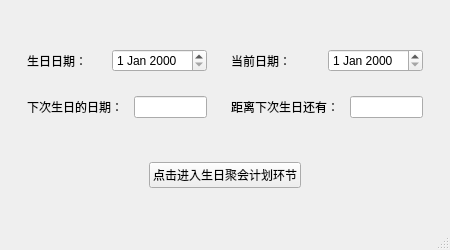
This is mainwindow.ui in Deyu-Kong/BPPN as Qt 5 draws it before an edit. The edited form follows.
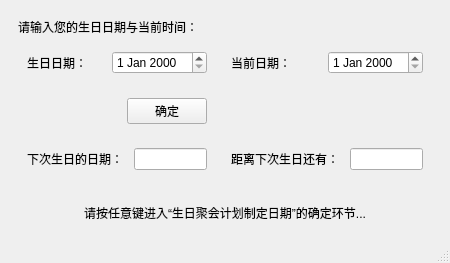
This is the edited form. Icons and pictures are not drawn.

Commit message: 按任意键继续

What changed in the file:
```diff
--- a/mainwindow.ui
+++ b/mainwindow.ui
@@ -35,65 +35,7 @@
     <item>
      <widget class="QWidget" name="widget_5" native="true">
       <layout class="QGridLayout" name="gridLayout_2">
-       <item row="0" column="0">
-        <widget class="QWidget" name="widget" native="true">
-         <layout class="QHBoxLayout" name="horizontalLayout">
-          <item>
-           <widget class="QLabel" name="label">
-            <property name="text">
-             <string>生日日期：</string>
-            </property>
-           </widget>
-          </item>
-          <item>
-           <spacer name="horizontalSpacer_5">
-            <property name="orientation">
-             <enum>Qt::Horizontal</enum>
-            </property>
-            <property name="sizeHint" stdset="0">
-             <size>
-              <width>40</width>
-              <height>20</height>
-             </size>
-            </property>
-           </spacer>
-          </item>
-          <item>
-           <widget class="QDateEdit" name="dateEdit"/>
-          </item>
-         </layout>
-        </widget>
-       </item>
-       <item row="2" column="0">
-        <widget class="QWidget" name="widget_3" native="true">
-         <layout class="QHBoxLayout" name="horizontalLayout_3">
-          <item>
-           <widget class="QLabel" name="label_5">
-            <property name="text">
-             <string>下次生日的日期：</string>
-            </property>
-           </widget>
-          </item>
-          <item>
-           <spacer name="horizontalSpacer_3">
-            <property name="orientation">
-             <enum>Qt::Horizontal</enum>
-            </property>
-            <property name="sizeHint" stdset="0">
-             <size>
-              <width>40</width>
-              <height>20</height>
-             </size>
-            </property>
-           </spacer>
-          </item>
-          <item>
-           <widget class="QLineEdit" name="lineEdit_2"/>
-          </item>
-         </layout>
-        </widget>
-       </item>
-       <item row="2" column="1">
+       <item row="4" column="1">
         <widget class="QWidget" name="widget_4" native="true">
          <layout class="QHBoxLayout" name="horizontalLayout_4">
           <item>
@@ -122,7 +64,7 @@
          </layout>
         </widget>
        </item>
-       <item row="0" column="1">
+       <item row="1" column="1">
         <widget class="QWidget" name="widget_2" native="true">
          <layout class="QHBoxLayout" name="horizontalLayout_2">
           <item>
@@ -151,7 +93,98 @@
          </layout>
         </widget>
        </item>
+       <item row="4" column="0">
+        <widget class="QWidget" name="widget_3" native="true">
+         <layout class="QHBoxLayout" name="horizontalLayout_3">
+          <item>
+           <widget class="QLabel" name="label_5">
+            <property name="text">
+             <string>下次生日的日期：</string>
+            </property>
+           </widget>
+          </item>
+          <item>
+           <spacer name="horizontalSpacer_3">
+            <property name="orientation">
+             <enum>Qt::Horizontal</enum>
+            </property>
+            <property name="sizeHint" stdset="0">
+             <size>
+              <width>40</width>
+              <height>20</height>
+             </size>
+            </property>
+           </spacer>
+          </item>
+          <item>
+           <widget class="QLineEdit" name="lineEdit_2"/>
+          </item>
+         </layout>
+        </widget>
+       </item>
        <item row="1" column="0">
+        <widget class="QWidget" name="widget" native="true">
+         <layout class="QHBoxLayout" name="horizontalLayout">
+          <item>
+           <widget class="QLabel" name="label">
+            <property name="text">
+             <string>生日日期：</string>
+            </property>
+           </widget>
+          </item>
+          <item>
+           <spacer name="horizontalSpacer_5">
+            <property name="orientation">
+             <enum>Qt::Horizontal</enum>
+            </property>
+            <property name="sizeHint" stdset="0">
+             <size>
+              <width>40</width>
+              <height>20</height>
+             </size>
+            </property>
+           </spacer>
+          </item>
+          <item>
+           <widget class="QDateEdit" name="dateEdit"/>
+          </item>
+         </layout>
+        </widget>
+       </item>
+       <item row="2" column="0">
+        <widget class="QWidget" name="widget_7" native="true">
+         <layout class="QHBoxLayout" name="horizontalLayout_6">
+          <item>
+           <spacer name="horizontalSpacer_7">
+            <property name="orientation">
+             <enum>Qt::Horizontal</enum>
+            </property>
+            <property name="sizeHint" stdset="0">
+             <size>
+              <width>40</width>
+              <height>20</height>
+             </size>
+            </property>
+           </spacer>
+          </item>
+          <item>
+           <widget class="QPushButton" name="pushButton_2">
+            <property name="text">
+             <string>确定</string>
+            </property>
+           </widget>
+          </item>
+         </layout>
+        </widget>
+       </item>
+       <item row="0" column="0">
+        <widget class="QLabel" name="label_4">
+         <property name="text">
+          <string>请输入您的生日日期与当前时间：</string>
+         </property>
+        </widget>
+       </item>
+       <item row="3" column="0">
         <spacer name="verticalSpacer_3">
          <property name="orientation">
           <enum>Qt::Vertical</enum>
@@ -167,7 +200,7 @@
          </property>
         </spacer>
        </item>
-       <item row="1" column="1">
+       <item row="3" column="1">
         <spacer name="verticalSpacer_4">
          <property name="orientation">
           <enum>Qt::Vertical</enum>
@@ -219,9 +252,9 @@
         </spacer>
        </item>
        <item>
-        <widget class="QPushButton" name="pushButton">
+        <widget class="QLabel" name="label_6">
          <property name="text">
-          <string>点击进入生日聚会计划环节</string>
+          <string>请按任意键进入“生日聚会计划制定日期”的确定环节...</string>
          </property>
         </widget>
        </item>
```
The commit also changes 10 other files.
